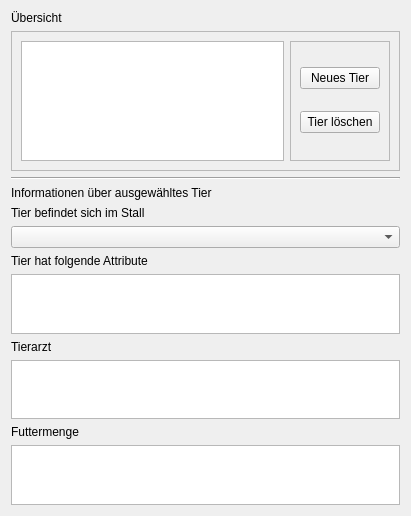
Before: the Qt Designer form DBS-Bauer/tierwidget.ui in t-script/DBS-Bauer, drawn with Qt 5.
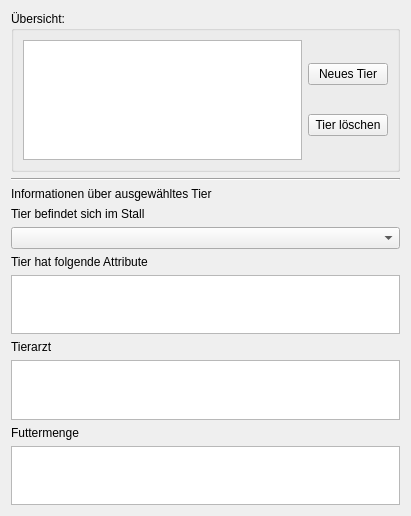
After: the same form once the commit is applied.

Commit message: tierwidget frames entfernt

```diff
--- a/DBS-Bauer/tierwidget.ui
+++ b/DBS-Bauer/tierwidget.ui
@@ -15,21 +15,11 @@
   </property>
   <layout class="QVBoxLayout" name="verticalLayout">
    <item>
-    <widget class="QLabel" name="label_3">
-     <property name="text">
-      <string>Übersicht</string>
+    <widget class="QGroupBox" name="groupBox">
+     <property name="title">
+      <string>Übersicht:</string>
      </property>
-    </widget>
-   </item>
-   <item>
-    <widget class="QFrame" name="frame">
-     <property name="frameShape">
-      <enum>QFrame::StyledPanel</enum>
-     </property>
-     <property name="frameShadow">
-      <enum>QFrame::Raised</enum>
-     </property>
-     <layout class="QHBoxLayout" name="horizontalLayout">
+     <layout class="QHBoxLayout" name="horizontalLayout_2">
       <item>
        <widget class="QTableView" name="tableTier">
         <property name="minimumSize">
@@ -41,14 +31,7 @@
        </widget>
       </item>
       <item>
-       <widget class="QFrame" name="frame_2">
-        <property name="frameShape">
-         <enum>QFrame::StyledPanel</enum>
-        </property>
-        <property name="frameShadow">
-         <enum>QFrame::Raised</enum>
-        </property>
-        <layout class="QVBoxLayout" name="verticalLayout_2">
+       <layout class="QVBoxLayout" name="verticalLayout_3">
          <item>
           <widget class="QPushButton" name="tierNeu">
            <property name="text">
@@ -64,7 +47,6 @@
           </widget>
          </item>
         </layout>
-       </widget>
       </item>
      </layout>
     </widget>
```
Lines whose indentation alone changed are shown as unchanged.
